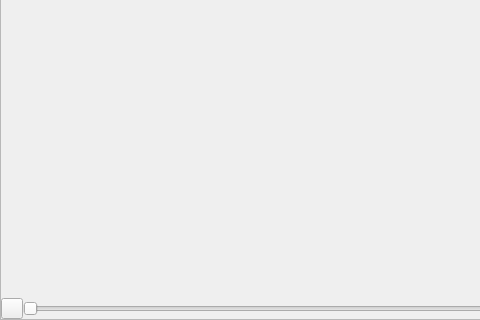
Above: GUI/studyframewidget.ui from AlizaMedicalImaging/AlizaMS before the change; both pictures show x 0 to 480 and y 227 to 547 of the 702 by 547 pixel window. Below: the same form after it.
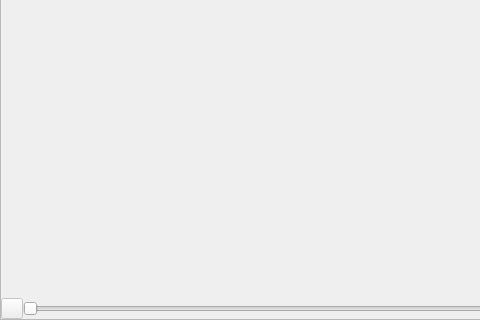
That is the form after the change.

Patch:
```diff
--- a/GUI/studyframewidget.ui
+++ b/GUI/studyframewidget.ui
@@ -132,6 +132,12 @@
          </property>
          <item>
           <widget class="QToolButton" name="icon_button">
+           <property name="enabled">
+            <bool>false</bool>
+           </property>
+           <property name="toolTip">
+            <string>Toggle single view</string>
+           </property>
            <property name="text">
             <string/>
            </property>
```
Left out of the diff: 6 changed lines with no effect on the pictures.
